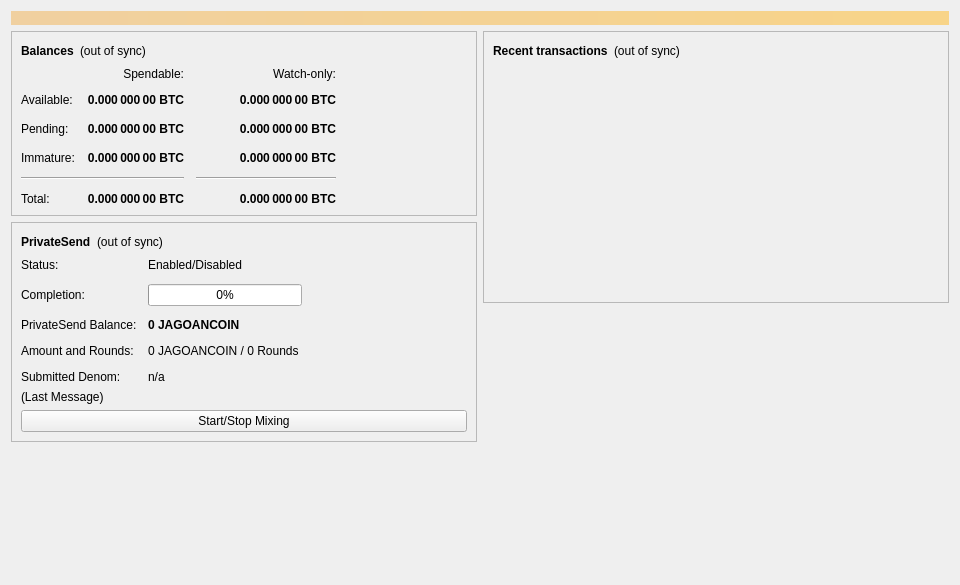
This is src/qt/forms/overviewpage.ui in rusliko/cdcs as Qt 5 draws it before an edit. The edited form follows.
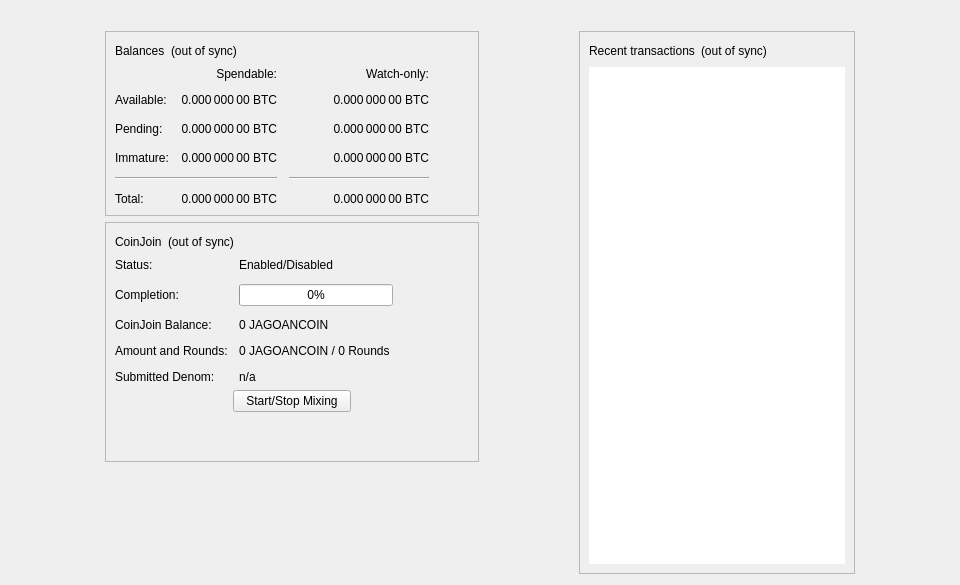
This is the edited form.

```diff
--- a/src/qt/forms/overviewpage.ui
+++ b/src/qt/forms/overviewpage.ui
@@ -25,9 +25,6 @@
      <property name="visible">
       <bool>false</bool>
      </property>
-     <property name="styleSheet">
-      <string notr="true">QLabel { background-color: qlineargradient(x1: 0, y1: 0, x2: 1, y2: 0, stop:0 #F0D0A0, stop:1 #F8D488); color:#000000; }</string>
-     </property>
      <property name="wordWrap">
       <bool>true</bool>
      </property>
@@ -40,7 +37,23 @@
     </widget>
    </item>
    <item>
-    <layout class="QHBoxLayout" name="horizontalLayout" stretch="1,1">
+    <layout class="QHBoxLayout" name="horizontalLayout" stretch="1,0,1,0,1">
+     <item>
+      <spacer name="horizontalSpacerLeft">
+       <property name="orientation">
+        <enum>Qt::Horizontal</enum>
+       </property>
+       <property name="sizeType">
+        <enum>QSizePolicy::Preferred</enum>
+       </property>
+       <property name="sizeHint" stdset="0">
+        <size>
+         <width>10</width>
+         <height>20</height>
+        </size>
+       </property>
+      </spacer>
+     </item>
      <item>
       <layout class="QVBoxLayout" name="verticalLayout_2">
        <item>
@@ -56,12 +69,6 @@
            <layout class="QHBoxLayout" name="horizontalLayout_4">
             <item>
              <widget class="QLabel" name="label_5">
-              <property name="font">
-               <font>
-                <weight>75</weight>
-                <bold>true</bold>
-               </font>
-              </property>
               <property name="text">
                <string>Balances</string>
               </property>
@@ -102,12 +109,6 @@
             </property>
             <item row="2" column="2">
              <widget class="QLabel" name="labelWatchPending">
-              <property name="font">
-               <font>
-                <weight>75</weight>
-                <bold>true</bold>
-               </font>
-              </property>
               <property name="cursor">
                <cursorShape>IBeamCursor</cursorShape>
               </property>
@@ -127,12 +128,6 @@
             </item>
             <item row="2" column="1">
              <widget class="QLabel" name="labelUnconfirmed">
-              <property name="font">
-               <font>
-                <weight>75</weight>
-                <bold>true</bold>
-               </font>
-              </property>
               <property name="cursor">
                <cursorShape>IBeamCursor</cursorShape>
               </property>
@@ -152,12 +147,6 @@
             </item>
             <item row="3" column="2">
              <widget class="QLabel" name="labelWatchImmature">
-              <property name="font">
-               <font>
-                <weight>75</weight>
-                <bold>true</bold>
-               </font>
-              </property>
               <property name="cursor">
                <cursorShape>IBeamCursor</cursorShape>
               </property>
@@ -210,12 +199,6 @@
             </item>
             <item row="3" column="1">
              <widget class="QLabel" name="labelImmature">
-              <property name="font">
-               <font>
-                <weight>75</weight>
-                <bold>true</bold>
-               </font>
-              </property>
               <property name="cursor">
                <cursorShape>IBeamCursor</cursorShape>
               </property>
@@ -255,12 +238,6 @@
             </item>
             <item row="5" column="1">
              <widget class="QLabel" name="labelTotal">
-              <property name="font">
-               <font>
-                <weight>75</weight>
-                <bold>true</bold>
-               </font>
-              </property>
               <property name="cursor">
                <cursorShape>IBeamCursor</cursorShape>
               </property>
@@ -280,12 +257,6 @@
             </item>
             <item row="5" column="2">
              <widget class="QLabel" name="labelWatchTotal">
-              <property name="font">
-               <font>
-                <weight>75</weight>
-                <bold>true</bold>
-               </font>
-              </property>
               <property name="cursor">
                <cursorShape>IBeamCursor</cursorShape>
               </property>
@@ -322,12 +293,6 @@
             </item>
             <item row="1" column="1">
              <widget class="QLabel" name="labelBalance">
-              <property name="font">
-               <font>
-                <weight>75</weight>
-                <bold>true</bold>
-               </font>
-              </property>
               <property name="cursor">
                <cursorShape>IBeamCursor</cursorShape>
               </property>
@@ -347,12 +312,6 @@
             </item>
             <item row="1" column="2">
              <widget class="QLabel" name="labelWatchAvailable">
-              <property name="font">
-               <font>
-                <weight>75</weight>
-                <bold>true</bold>
-               </font>
-              </property>
               <property name="cursor">
                <cursorShape>IBeamCursor</cursorShape>
               </property>
@@ -407,15 +366,9 @@
           <item>
            <layout class="QHBoxLayout" name="horizontalLayout_5">
             <item>
-             <widget class="QLabel" name="labelPrivateSendHeader">
-              <property name="font">
-               <font>
-                <weight>75</weight>
-                <bold>true</bold>
-               </font>
-              </property>
+             <widget class="QLabel" name="labelCoinJoinHeader">
               <property name="text">
-               <string>PrivateSend</string>
+               <string notr="true">CoinJoin</string>
               </property>
              </widget>
             </item>
@@ -495,18 +448,12 @@
             <item row="2" column="0">
              <widget class="QLabel" name="labelAnonymizedText">
               <property name="text">
-               <string>PrivateSend Balance:</string>
+               <string notr="true">CoinJoin Balance:</string>
               </property>
              </widget>
             </item>
             <item row="2" column="1">
              <widget class="QLabel" name="labelAnonymized">
-              <property name="font">
-               <font>
-                <weight>75</weight>
-                <bold>true</bold>
-               </font>
-              </property>
               <property name="text">
                <string notr="true">0 JAGOANCOIN</string>
               </property>
@@ -541,37 +488,73 @@
               <property name="text">
                <string>n/a</string>
               </property>
-             </widget>
-            </item>
-           </layout>
-          </item>
-          <item>
-           <layout class="QVBoxLayout" name="VerticalLayout_PS">
-            <item>
-             <widget class="QLabel" name="labelPrivateSendLastMessage">
-              <property name="text">
-               <string>(Last Message)</string>
-              </property>
-              <property name="alignment">
-               <set>Qt::AlignLeading|Qt::AlignLeft|Qt::AlignTop</set>
-              </property>
               <property name="wordWrap">
                <bool>true</bool>
               </property>
              </widget>
             </item>
+           </layout>
+          </item>
+          <item>
+           <layout class="QVBoxLayout" name="VerticalLayout_PS">
             <item>
-             <widget class="QPushButton" name="togglePrivateSend">
-              <property name="sizePolicy">
-               <sizepolicy hsizetype="MinimumExpanding" vsizetype="Fixed">
-                <horstretch>0</horstretch>
-                <verstretch>0</verstretch>
-               </sizepolicy>
+             <layout class="QHBoxLayout" name="horizontalLayout_3">
+              <property name="topMargin">
+               <number>0</number>
               </property>
-              <property name="text">
-               <string>Start/Stop Mixing</string>
+              <item>
+               <spacer name="horizontalSpacer_5">
+                <property name="orientation">
+                 <enum>Qt::Horizontal</enum>
+                </property>
+                <property name="sizeHint" stdset="0">
+                 <size>
+                  <width>40</width>
+                  <height>20</height>
+                 </size>
+                </property>
+               </spacer>
+              </item>
+              <item>
+               <widget class="QPushButton" name="toggleCoinJoin">
+                <property name="sizePolicy">
+                 <sizepolicy hsizetype="MinimumExpanding" vsizetype="Fixed">
+                  <horstretch>0</horstretch>
+                  <verstretch>0</verstretch>
+                 </sizepolicy>
+                </property>
+                <property name="text">
+                 <string>Start/Stop Mixing</string>
+                </property>
+               </widget>
+              </item>
+              <item>
+               <spacer name="horizontalSpacer_6">
+                <property name="orientation">
+                 <enum>Qt::Horizontal</enum>
+                </property>
+                <property name="sizeHint" stdset="0">
+                 <size>
+                  <width>40</width>
+                  <height>20</height>
+                 </size>
+                </property>
+               </spacer>
+              </item>
+             </layout>
+            </item>
+            <item>
+             <spacer name="verticalSpacer_3">
+              <property name="orientation">
+               <enum>Qt::Vertical</enum>
               </property>
-             </widget>
+              <property name="sizeHint" stdset="0">
+               <size>
+                <width>20</width>
+                <height>40</height>
+               </size>
+              </property>
+             </spacer>
             </item>
            </layout>
           </item>
@@ -593,6 +576,19 @@
        </item>
       </layout>
      </item>
+     <item>
+      <spacer name="horizontalSpacerCenter">
+       <property name="orientation">
+        <enum>Qt::Horizontal</enum>
+       </property>
+       <property name="sizeHint" stdset="0">
+        <size>
+         <width>10</width>
+         <height>20</height>
+        </size>
+       </property>
+      </spacer>
+     </item>
      <item>
       <layout class="QVBoxLayout" name="verticalLayout_3">
        <item>
@@ -608,12 +604,6 @@
            <layout class="QHBoxLayout" name="horizontalLayout_2">
             <item>
              <widget class="QLabel" name="label_4">
-              <property name="font">
-               <font>
-                <weight>75</weight>
-                <bold>true</bold>
-               </font>
-              </property>
               <property name="text">
                <string>Recent transactions</string>
               </property>
@@ -649,9 +639,6 @@
           </item>
           <item>
            <widget class="QListView" name="listTransactions">
-            <property name="styleSheet">
-             <string notr="true">QListView { background: transparent; }</string>
-            </property>
             <property name="frameShape">
              <enum>QFrame::NoFrame</enum>
             </property>
@@ -669,21 +656,24 @@
          </layout>
         </widget>
        </item>
-       <item>
-        <spacer name="verticalSpacer_2">
-         <property name="orientation">
-          <enum>Qt::Vertical</enum>
-         </property>
-         <property name="sizeHint" stdset="0">
-          <size>
-           <width>20</width>
-           <height>40</height>
-          </size>
-         </property>
-        </spacer>
-       </item>
       </layout>
      </item>
+     <item>
+      <spacer name="horizontalSpacerRight">
+       <property name="orientation">
+        <enum>Qt::Horizontal</enum>
+       </property>
+       <property name="sizeType">
+        <enum>QSizePolicy::Preferred</enum>
+       </property>
+       <property name="sizeHint" stdset="0">
+        <size>
+         <width>10</width>
+         <height>20</height>
+        </size>
+       </property>
+      </spacer>
+     </item>
     </layout>
    </item>
   </layout>
```
Left out of the diff: 12 changed lines with no effect on the pictures.
